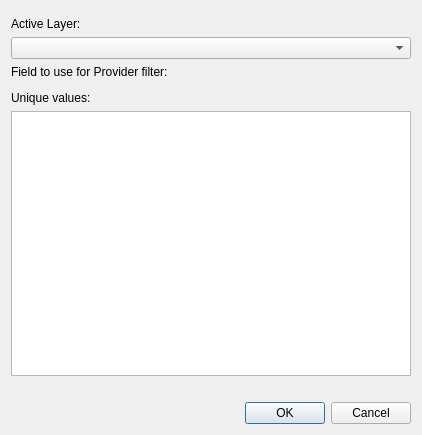
The window that multiplicate_layer_by_attribute_dialog_base.ui (psigcat/multiplicate_layer_by_attribute) describes before a commit, drawn with Qt 5.
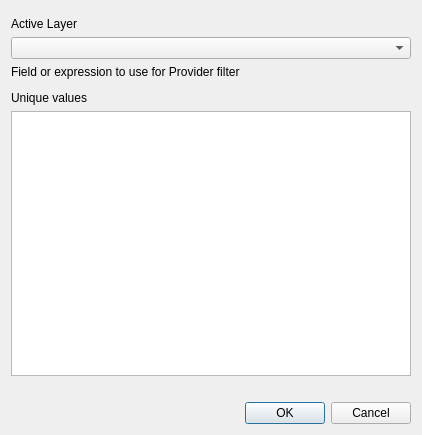
The same window after the commit. Custom widgets are drawn as their Qt base class.

Diff of the .ui file:
```diff
--- a/multiplicate_layer_by_attribute_dialog_base.ui
+++ b/multiplicate_layer_by_attribute_dialog_base.ui
@@ -27,7 +27,7 @@
    <item>
     <widget class="QLabel" name="label_3">
      <property name="text">
-      <string>Active Layer:</string>
+      <string>Active Layer</string>
      </property>
     </widget>
    </item>
@@ -37,7 +37,7 @@
    <item>
     <widget class="QLabel" name="label">
      <property name="text">
-      <string>Field to use for Provider filter:</string>
+      <string>Field or expression to use for Provider filter</string>
      </property>
     </widget>
    </item>
@@ -47,7 +47,7 @@
    <item>
     <widget class="QLabel" name="label_2">
      <property name="text">
-      <string>Unique values:</string>
+      <string>Unique values</string>
      </property>
     </widget>
    </item>
```
